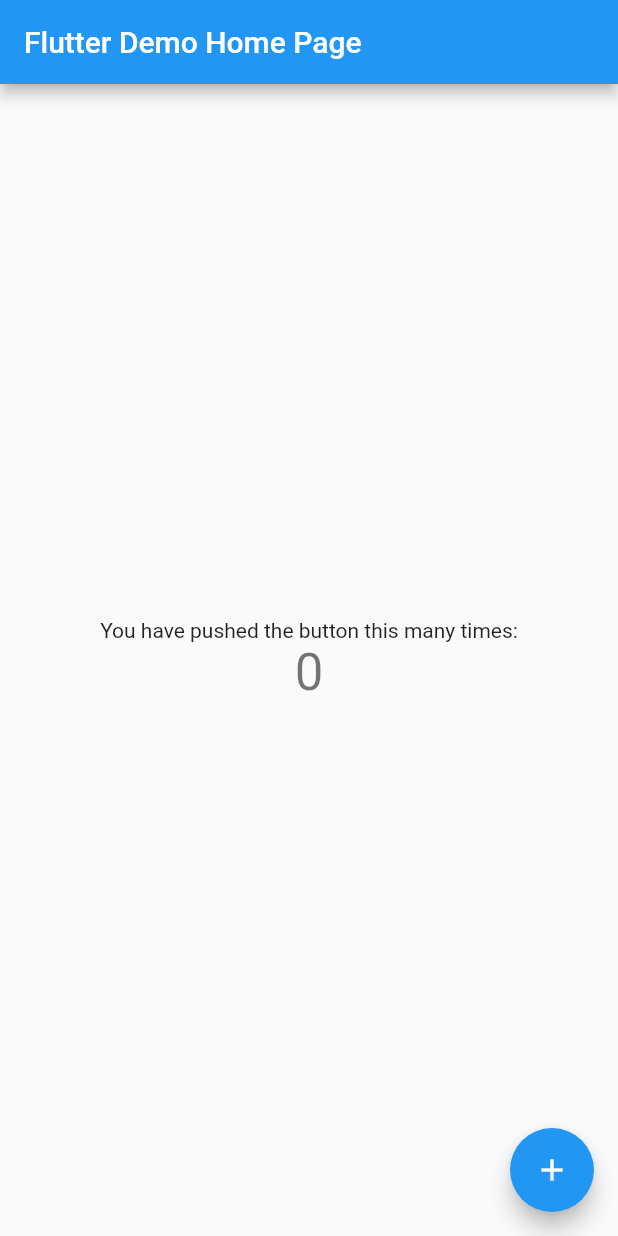
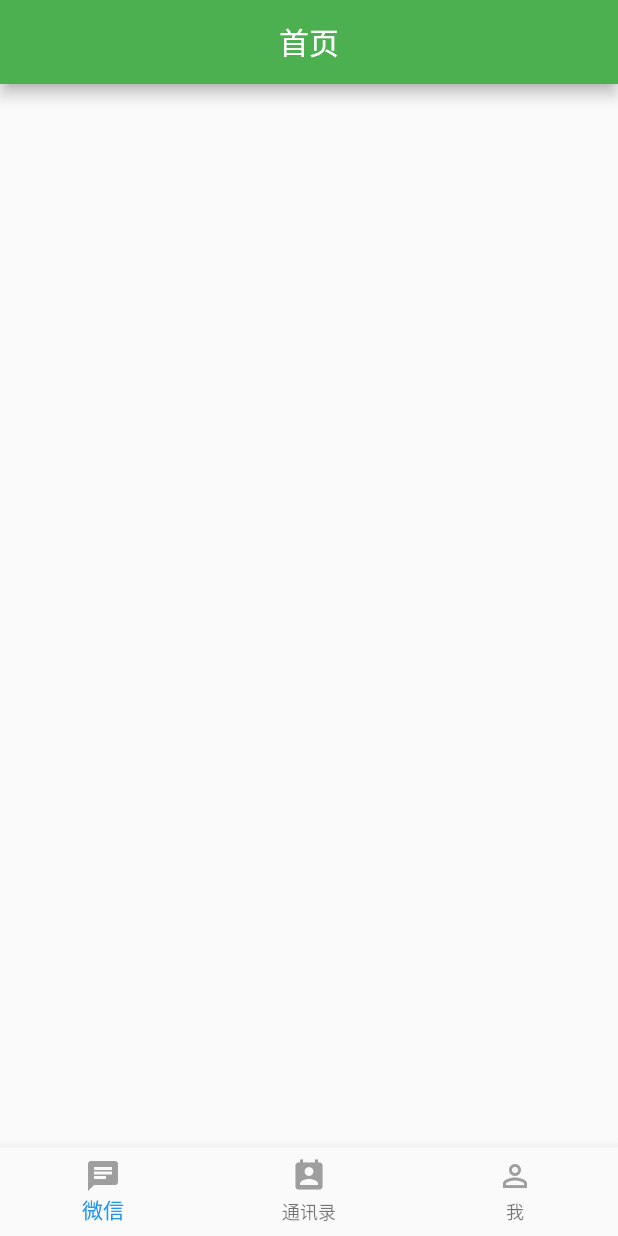
Before and after one commit to xtfgq/flutterappdemo, a Flutter app: the screen it shows after launch, on a phone screen of 412 x 824 dp. Run offline on Flutter 3.47's test engine with Material 2 defaults, Android fonts, the phone set to English and light mode, and no system bars.

Commit message:
增加闪屏页面，加入主页

```diff
--- /dev/null
+++ b/lib/ChatView.dart
@@ -0,0 +1,22 @@
+import 'package:flutter/material.dart';
+import 'package:flutter/widgets.dart';
+class ChatView extends StatefulWidget {
+  @override
+  State<StatefulWidget> createState() {
+    // TODO: implement createState
+    return new _ChatPage();
+  }
+}
+
+class _ChatPage  extends State<ChatView>{
+  @override
+  Widget build(BuildContext context) {
+    // TODO: implement build
+    return Scaffold(
+      appBar: AppBar(
+        title: Text('首页'),
+        centerTitle:true,
+      ),
+    );
+  }
+}
--- /dev/null
+++ b/lib/HomePage.dart
@@ -0,0 +1,38 @@
+import 'package:flutter/material.dart';
+import 'package:flutter/widgets.dart';
+import 'ContactView.dart';
+import 'package:my_flutter_app/MeView.dart';
+import 'ChatView.dart';
+
+class HomePage extends StatefulWidget {
+  @override
+  State<StatefulWidget> createState() {
+    return new _HomePage();
+  }
+}
+
+class _HomePage extends State<HomePage> {
+  final List<BottomNavigationBarItem> listSet = [new BottomNavigationBarItem(
+    icon: new Icon(Icons.chat,color: Colors.grey),title: new Text("微信"),),
+  new BottomNavigationBarItem(icon: new Icon(Icons.perm_contact_calendar,color: Colors.grey,),title: new Text("通讯录"),),
+  new BottomNavigationBarItem(icon: new Icon(Icons.perm_identity,color: Colors.grey),title: new Text("我"),),
+  ];
+  final List<StatefulWidget> vcSet = [new ChatView(),new ContactView(),new MeView()];
+  int _sindex=0;
+  @override
+  Widget build(BuildContext context) {
+    return new Scaffold(
+      bottomNavigationBar: new BottomNavigationBar(items: listSet,type: BottomNavigationBarType.fixed,
+        onTap: (int index){
+          setState(() {
+            _sindex = index;
+          });
+          print("____$index");
+        },
+        currentIndex: _sindex,
+      ),
+      body: vcSet[_sindex],
+    );
+  }
+
+}
--- a/lib/main.dart
+++ b/lib/main.dart
@@ -1,111 +1,23 @@
 import 'package:flutter/material.dart';
+import 'SplashPage.dart';
+import 'HomePage.dart';
 
-void main() => runApp(MyApp());
+void main() => runApp(new MyApp());
 
 class MyApp extends StatelessWidget {
-  // This widget is the root of your application.
+// This widget is the root of your application.
+  Color _themeColor = Colors.green;
   @override
   Widget build(BuildContext context) {
-    return MaterialApp(
-      title: 'Flutter Demo',
-      theme: ThemeData(
-        // This is the theme of your application.
-        //
-        // Try running your application with "flutter run". You'll see the
-        // application has a blue toolbar. Then, without quitting the app, try
-        // changing the primarySwatch below to Colors.green and then invoke
-        // "hot reload" (press "r" in the console where you ran "flutter run",
-        // or simply save your changes to "hot reload" in a Flutter IDE).
-        // Notice that the counter didn't reset back to zero; the application
-        // is not restarted.
-        primarySwatch: Colors.blue,
-      ),
-      home: MyHomePage(title: 'Flutter Demo Home Page'),
+    return new MaterialApp(
+      title: 'Todo',
+      theme: new ThemeData(
+        primaryColor: _themeColor,
+      ),//样式
+      home: new SplashPage(), // 闪屏页
+      routes: <String, WidgetBuilder>{ // 路由
+        '/HomePage': (BuildContext context) => new HomePage()
+      },
     );
   }
 }
-
-class MyHomePage extends StatefulWidget {
-  MyHomePage({Key key, this.title}) : super(key: key);
-
-  // This widget is the home page of your application. It is stateful, meaning
-  // that it has a State object (defined below) that contains fields that affect
-  // how it looks.
-
-  // This class is the configuration for the state. It holds the values (in this
-  // case the title) provided by the parent (in this case the App widget) and
-  // used by the build method of the State. Fields in a Widget subclass are
-  // always marked "final".
-
-  final String title;
-
-  @override
-  _MyHomePageState createState() => _MyHomePageState();
-}
-
-class _MyHomePageState extends State<MyHomePage> {
-  int _counter = 0;
-
-  void _incrementCounter() {
-    setState(() {
-      // This call to setState tells the Flutter framework that something has
-      // changed in this State, which causes it to rerun the build method below
-      // so that the display can reflect the updated values. If we changed
-      // _counter without calling setState(), then the build method would not be
-      // called again, and so nothing would appear to happen.
-      _counter++;
-    });
-  }
-
-  @override
-  Widget build(BuildContext context) {
-    // This method is rerun every time setState is called, for instance as done
-    // by the _incrementCounter method above.
-    //
-    // The Flutter framework has been optimized to make rerunning build methods
-    // fast, so that you can just rebuild anything that needs updating rather
-    // than having to individually change instances of widgets.
-    return Scaffold(
-      appBar: AppBar(
-        // Here we take the value from the MyHomePage object that was created by
-        // the App.build method, and use it to set our appbar title.
-        title: Text(widget.title),
-      ),
-      body: Center(
-        // Center is a layout widget. It takes a single child and positions it
-        // in the middle of the parent.
-        child: Column(
-          // Column is also layout widget. It takes a list of children and
-          // arranges them vertically. By default, it sizes itself to fit its
-          // children horizontally, and tries to be as tall as its parent.
-          //
-          // Invoke "debug painting" (press "p" in the console, choose the
-          // "Toggle Debug Paint" action from the Flutter Inspector in Android
-          // Studio, or the "Toggle Debug Paint" command in Visual Studio Code)
-          // to see the wireframe for each widget.
-          //
-          // Column has various properties to control how it sizes itself and
-          // how it positions its children. Here we use mainAxisAlignment to
-          // center the children vertically; the main axis here is the vertical
-          // axis because Columns are vertical (the cross axis would be
-          // horizontal).
-          mainAxisAlignment: MainAxisAlignment.center,
-          children: <Widget>[
-            Text(
-              'You have pushed the button this many times:',
-            ),
-            Text(
-              '$_counter',
-              style: Theme.of(context).textTheme.display1,
-            ),
-          ],
-        ),
-      ),
-      floatingActionButton: FloatingActionButton(
-        onPressed: _incrementCounter,
-        tooltip: 'Increment',
-        child: Icon(Icons.add),
-      ), // This trailing comma makes auto-formatting nicer for build methods.
-    );
-  }
-}
--- a/pubspec.yaml
+++ b/pubspec.yaml
@@ -37,8 +37,8 @@ flutter:
   uses-material-design: true
 
   # To add assets to your application, add an assets section, like this:
-  # assets:
-  #  - images/a_dot_burr.jpeg
+  assets:
+   - images/welcome.png
   #  - images/a_dot_ham.jpeg
 
   # An image asset can refer to one or more resolution-specific "variants", see
```
Also changed, not shown: lib/ContactView.dart (added, +22 -0 lines), lib/MeView.dart (added, +22 -0 lines), lib/SplashPage.dart (added, +33 -0 lines), images/welcome.png (added).
